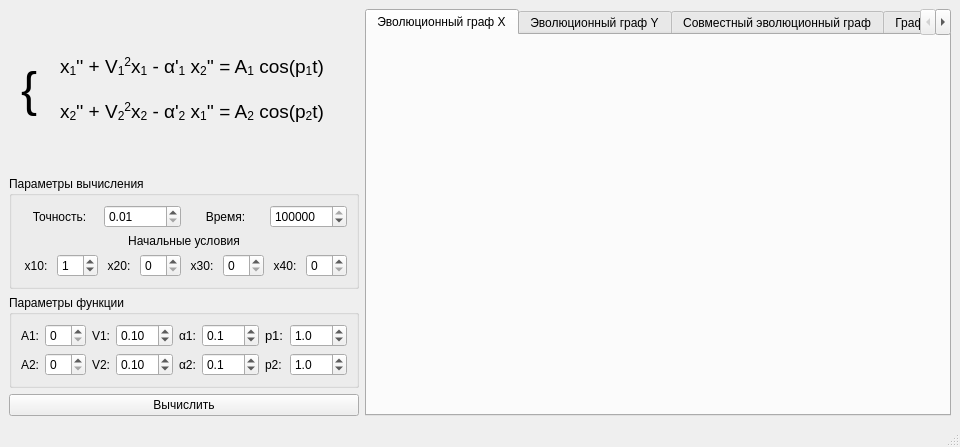
This is ui/osc_2nd_deg_free.ui in ymys8/phase-portrait-practicum as Qt 5 draws it before an edit. The edited form follows.
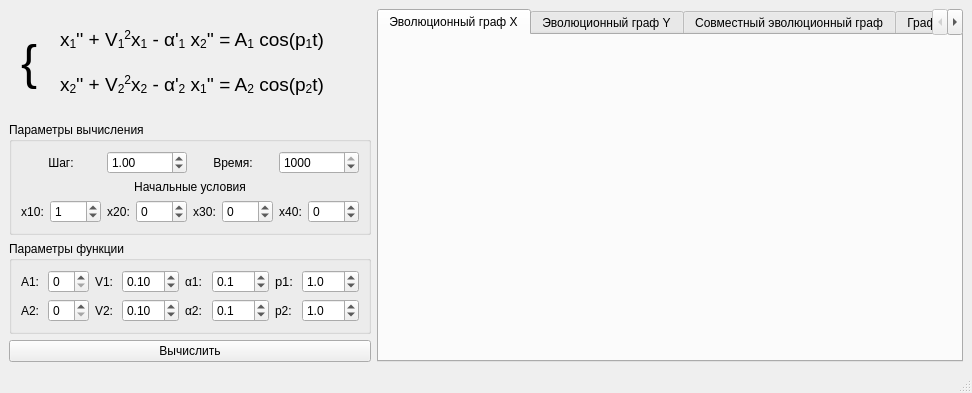
This is the edited form. Custom widgets are drawn as their Qt base class.

Commit message: feat: добавил анимацию графиков

```diff
--- a/ui/osc_2nd_deg_free.ui
+++ b/ui/osc_2nd_deg_free.ui
@@ -6,13 +6,13 @@
    <rect>
     <x>0</x>
     <y>0</y>
-    <width>960</width>
-    <height>447</height>
+    <width>972</width>
+    <height>393</height>
    </rect>
   </property>
   <property name="minimumSize">
    <size>
-    <width>960</width>
+    <width>972</width>
     <height>0</height>
    </size>
   </property>
@@ -228,7 +228,11 @@
           </widget>
          </item>
          <item row="2" column="7">
-          <widget class="QSpinBox" name="sbX40"/>
+          <widget class="QSpinBox" name="sbX40">
+           <property name="minimum">
+            <number>-100</number>
+           </property>
+          </widget>
          </item>
          <item row="2" column="6">
           <widget class="QLabel" name="lblX40">
@@ -241,7 +245,11 @@
           </widget>
          </item>
          <item row="2" column="3">
-          <widget class="QSpinBox" name="sbX20"/>
+          <widget class="QSpinBox" name="sbX20">
+           <property name="minimum">
+            <number>-100</number>
+           </property>
+          </widget>
          </item>
          <item row="2" column="2">
           <widget class="QLabel" name="lblX20">
@@ -291,13 +299,20 @@
          </item>
          <item row="2" column="1">
           <widget class="QSpinBox" name="sbX10">
+           <property name="minimum">
+            <number>-100</number>
+           </property>
            <property name="value">
             <number>1</number>
            </property>
           </widget>
          </item>
          <item row="2" column="5">
-          <widget class="QSpinBox" name="sbX30"/>
+          <widget class="QSpinBox" name="sbX30">
+           <property name="minimum">
+            <number>-100</number>
+           </property>
+          </widget>
          </item>
          <item row="0" column="6" colspan="2">
           <widget class="QSpinBox" name="sbTime">
@@ -311,13 +326,13 @@
             <number>1</number>
            </property>
            <property name="maximum">
-            <number>1000000</number>
+            <number>1000</number>
            </property>
            <property name="singleStep">
             <number>100</number>
            </property>
            <property name="value">
-            <number>100000</number>
+            <number>1000</number>
            </property>
           </widget>
          </item>
@@ -330,7 +345,7 @@
             </sizepolicy>
            </property>
            <property name="text">
-            <string>Точность:</string>
+            <string>Шаг:</string>
            </property>
            <property name="alignment">
             <set>Qt::AlignCenter</set>
@@ -352,7 +367,7 @@
             <double>0.010000000000000</double>
            </property>
            <property name="value">
-            <double>0.010000000000000</double>
+            <double>1.000000000000000</double>
            </property>
           </widget>
          </item>
```
Left out of the diff: 4 changed lines with no effect on the pictures. The commit also changes 2 other files.
